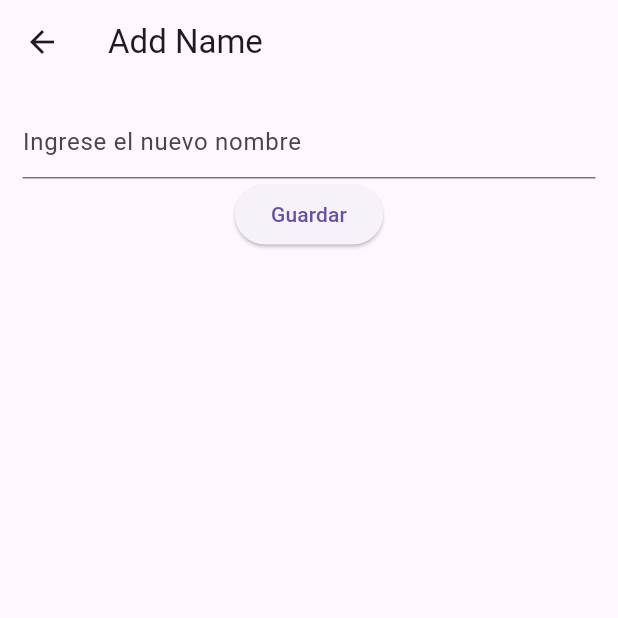
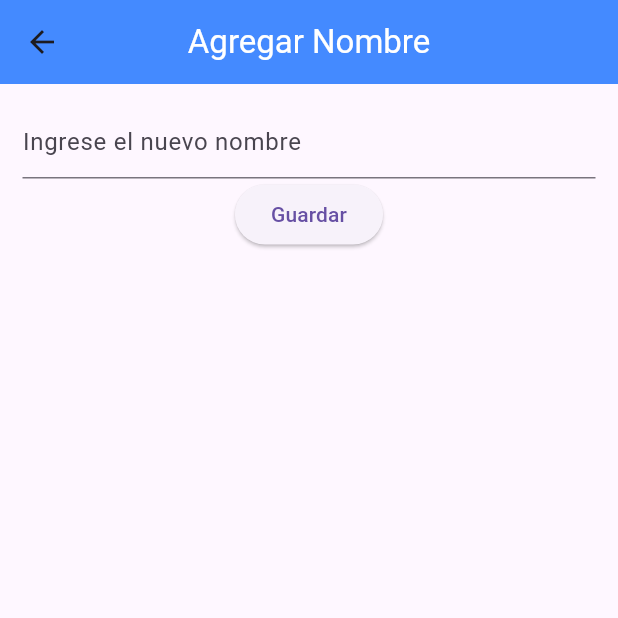
Before and after one commit to ReyesRamirez/UIII-Act-7-Firebase-CRUD-1289, a Flutter app: the screen it shows after launch, after a tap on the "add" icon, on a phone screen of 412 x 824 dp, the top half of it. Run offline on Flutter 3.47's test engine with Material 3 defaults, Android fonts, the phone set to English and light mode, and no system bars; our stand-ins replace cloud_firestore, firebase_core; accounts and stored records are empty.

```diff
--- a/lib/pages/add_name_page.dart
+++ b/lib/pages/add_name_page.dart
@@ -14,7 +14,10 @@ class _AddNamePageState extends State<AddNamePage> {
   @override
   Widget build(BuildContext context) {
     return Scaffold(
-      appBar: AppBar(title: const Text('Add Name')),
+      appBar: AppBar(title: const Text('Agregar Nombre',style: TextStyle(color: Colors.white)),
+      centerTitle: true,
+        backgroundColor: Colors.blueAccent,
+        ),
       body: Padding(
         padding: const EdgeInsets.all(15.0),
         child: Column(
--- a/lib/pages/edit_name_page.dart
+++ b/lib/pages/edit_name_page.dart
@@ -16,7 +16,10 @@ class _EditNamePageState extends State<EditNamePage> {
     final Map arguments = ModalRoute.of(context)!.settings.arguments as Map;
     nameController.text = arguments['name'];
     return Scaffold(
-      appBar: AppBar(title: const Text('Edit Name')),
+      appBar: AppBar(title: const Text('Editar Nombre',style: TextStyle(color: Colors.white)),
+      centerTitle: true,
+        backgroundColor: Colors.blueAccent,
+        ),
       body: Padding(
         padding: const EdgeInsets.all(15.0),
         child: Column(
--- a/lib/pages/home_page.dart
+++ b/lib/pages/home_page.dart
@@ -14,9 +14,10 @@ class _HomeState extends State<Home> {
   Widget build(BuildContext context) {
     return Scaffold(
       appBar: AppBar(
-        title: Text("Crud Reyes Ramirez"),
+        title: Text("Crud Reyes Ramirez",style: TextStyle(color: Colors.white)),
         centerTitle: true,
-        backgroundColor: Colors.greenAccent,
+        backgroundColor: Colors.blueAccent,
+
       ),
       body: FutureBuilder(
         future: getPeople(),
```
Also changed, not shown: image-1.png (added), image-2.png (added), image-3.png (added), image-4.png (added), image-5.png (added), image-6.png (added), image-7.png (added), image-8.png (added), image-9.png (added), image.png (added), 1 other file.
